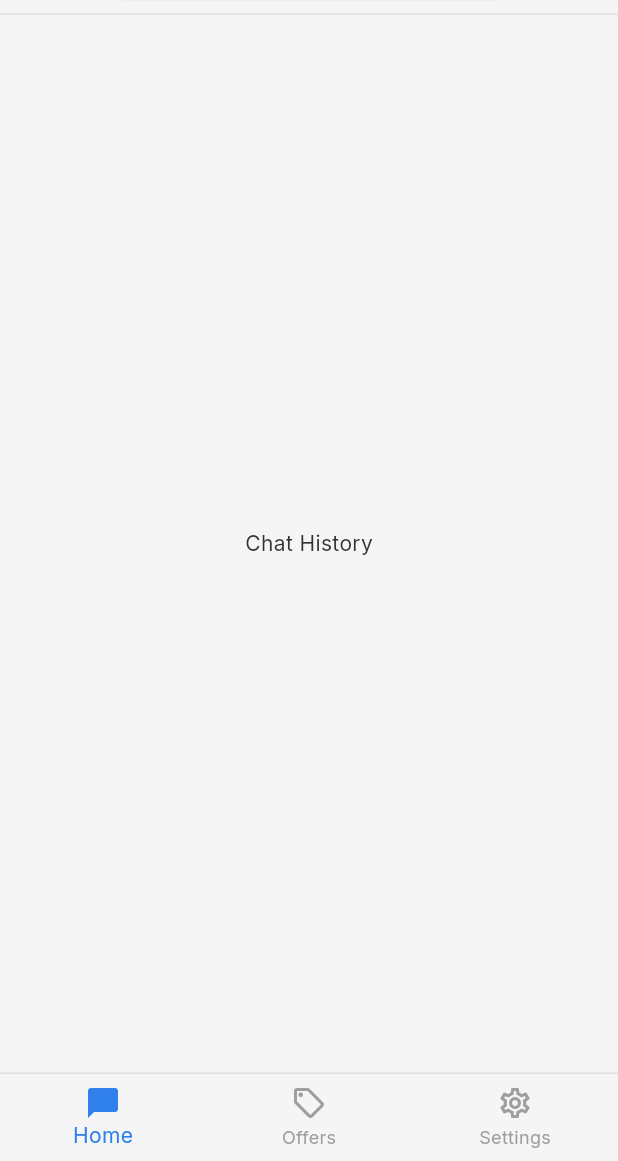
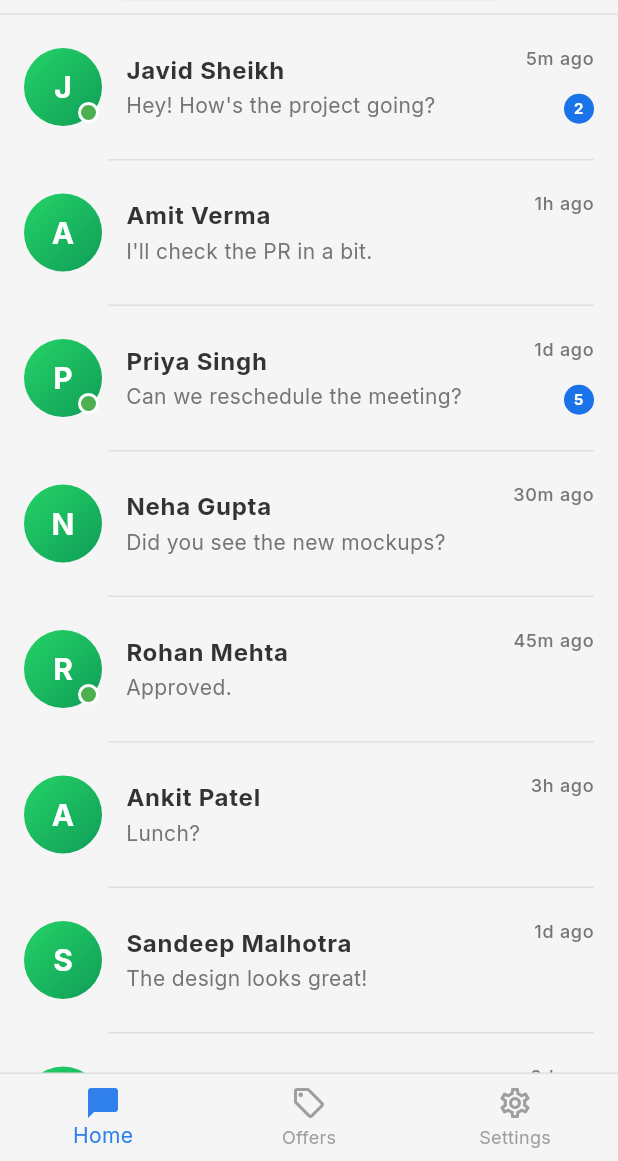
Before and after one commit to jav1dsheikh/mini_chat_app, a Flutter app: the screen it shows after launch, tab 2 chosen, on a phone screen of 412 x 824 dp, the part 75-1236 px from its top. Run offline on Flutter 3.47's test engine with Material 3 defaults, Android fonts, the phone set to English and light mode, and no system bars; our stand-ins replace google_fonts.

Commit message:
Introduce chat history tab, update user model and provider for chat history data, and refactor user list to use CustomScrollView.

```diff
--- a/lib/models/user.dart
+++ b/lib/models/user.dart
@@ -13,7 +13,14 @@ class User {
     required this.color,
     this.isOnline = false,
     this.lastSeen,
+    this.lastMessage,
+    this.lastMessageTime,
+    this.unreadCount = 0,
   });
+
+  final String? lastMessage;
+  final DateTime? lastMessageTime;
+  final int unreadCount;
 
   String get initials {
     if (name.isEmpty) return "";
--- a/lib/providers/chat_provider.dart
+++ b/lib/providers/chat_provider.dart
@@ -8,6 +8,9 @@ class ChatProvider extends ChangeNotifier {
       name: 'Javid Sheikh',
       color: Colors.blueAccent,
       isOnline: true,
+      lastMessage: "Hey! How's the project going?",
+      lastMessageTime: DateTime.now().subtract(const Duration(minutes: 5)),
+      unreadCount: 2,
     ),
     User(
       id: '2',
@@ -15,22 +18,43 @@ class ChatProvider extends ChangeNotifier {
       color: Colors.green,
       isOnline: false,
       lastSeen: '2 mins ago',
+      lastMessage: "I'll check the PR in a bit.",
+      lastMessageTime: DateTime.now().subtract(const Duration(hours: 1)),
     ),
-    User(id: '3', name: 'Priya Singh', color: Colors.purple, isOnline: true),
+    User(
+      id: '3',
+      name: 'Priya Singh',
+      color: Colors.purple,
+      isOnline: true,
+      lastMessage: "Can we reschedule the meeting?",
+      lastMessageTime: DateTime.now().subtract(const Duration(days: 1)),
+      unreadCount: 5,
+    ),
     User(
       id: '4',
       name: 'Neha Gupta',
       color: Colors.orange,
       isOnline: false,
       lastSeen: '10 mins ago',
+      lastMessage: "Did you see the new mockups?",
+      lastMessageTime: DateTime.now().subtract(const Duration(minutes: 30)),
     ),
-    User(id: '5', name: 'Rohan Mehta', color: Colors.redAccent, isOnline: true),
+    User(
+      id: '5',
+      name: 'Rohan Mehta',
+      color: Colors.redAccent,
+      isOnline: true,
+      lastMessage: "Approved.",
+      lastMessageTime: DateTime.now().subtract(const Duration(minutes: 45)),
+    ),
     User(
       id: '6',
       name: 'Ankit Patel',
       color: Colors.teal,
       isOnline: false,
       lastSeen: '1 hour ago',
+      lastMessage: "Lunch?",
+      lastMessageTime: DateTime.now().subtract(const Duration(hours: 3)),
     ),
     User(id: '7', name: 'Pooja Iyer', color: Colors.pink, isOnline: true),
     User(
@@ -39,6 +63,53 @@ class ChatProvider extends ChangeNotifier {
       color: Colors.indigo,
       isOnline: false,
       lastSeen: 'Yesterday',
+      lastMessage: "The design looks great!",
+      lastMessageTime: DateTime.now().subtract(
+        const Duration(days: 1, hours: 2),
+      ),
+    ),
+    User(
+      id: '9',
+      name: 'Michael Chen',
+      color: Colors.cyan,
+      isOnline: true,
+      lastMessage: "Let's deploy on Friday.",
+      lastMessageTime: DateTime.now().subtract(const Duration(days: 2)),
+    ),
+    User(
+      id: '10',
+      name: 'Sarah Connor',
+      color: Colors.deepOrange,
+      isOnline: false,
+      lastSeen: '3 days ago',
+      lastMessage: "I'll be back.",
+      lastMessageTime: DateTime.now().subtract(const Duration(days: 3)),
+      unreadCount: 1,
+    ),
+    User(
+      id: '11',
+      name: 'Bruce Wayne',
+      color: Colors.black87,
+      isOnline: true,
+      lastMessage: "I'm Batman.",
+      lastMessageTime: DateTime.now().subtract(const Duration(days: 5)),
+    ),
+    User(
+      id: '12',
+      name: 'Clark Kent',
+      color: Colors.blue,
+      isOnline: false,
+      lastSeen: '1 week ago',
+      lastMessage: "Up, up and away!",
+      lastMessageTime: DateTime.now().subtract(const Duration(days: 7)),
+    ),
+    User(
+      id: '13',
+      name: 'Diana Prince',
+      color: Colors.amber,
+      isOnline: true,
+      lastMessage: "Truth is power.",
+      lastMessageTime: DateTime.now().subtract(const Duration(days: 10)),
     ),
   ];
 
@@ -54,6 +125,9 @@ class ChatProvider extends ChangeNotifier {
   ];
 
   List<User> get users => _users;
+
+  List<User> get chatHistoryUsers =>
+      _users.where((user) => user.lastMessage != null).toList();
 
   User addRandomUser() {
     final name = _randomNames[DateTime.now().second % _randomNames.length];
--- a/lib/screens/home_screen.dart
+++ b/lib/screens/home_screen.dart
@@ -1,6 +1,7 @@
 import 'package:flutter/material.dart';
 import '../theme/app_theme.dart';
 import 'tabs/users_tab.dart';
+import 'tabs/chat_history_tab.dart';
 
 class HomeScreen extends StatefulWidget {
   const HomeScreen({super.key});
@@ -12,15 +13,27 @@ class HomeScreen extends StatefulWidget {
 class _HomeScreenState extends State<HomeScreen>
     with SingleTickerProviderStateMixin {
   late TabController _tabController;
+  bool _isFloating = true;
 
   @override
   void initState() {
     super.initState();
     _tabController = TabController(length: 2, vsync: this);
+    _tabController.addListener(_handleTabSelection);
+  }
+
+  void _handleTabSelection() {
+    final bool isUsersTab = _tabController.index == 0;
+    if (_isFloating != isUsersTab) {
+      setState(() {
+        _isFloating = isUsersTab;
+      });
+    }
   }
 
   @override
   void dispose() {
+    _tabController.removeListener(_handleTabSelection);
     _tabController.dispose();
     super.dispose();
   }
@@ -31,9 +44,12 @@ class _HomeScreenState extends State<HomeScreen>
       floatHeaderSlivers: true,
       headerSliverBuilder: (context, innerBoxIsScrolled) {
         return [
-          SliverAppBar(
-            floating: true,
-            snap: true,
+          SliverOverlapAbsorber(
+            handle: NestedScrollView.sliverOverlapAbsorberHandleFor(context),
+            sliver: SliverAppBar(
+              floating: _isFloating,
+              snap: _isFloating,
+              pinned: !_isFloating,
               toolbarHeight: 0,
               forceElevated: innerBoxIsScrolled,
               backgroundColor: AppColors.background,
@@ -52,7 +68,7 @@ class _HomeScreenState extends State<HomeScreen>
                       width: 280,
                       height: 40,
                       decoration: BoxDecoration(
-                      color: Colors.grey.shade200,
+                        color: AppColors.tabBarBackground,
                         borderRadius: BorderRadius.circular(20),
                       ),
                       padding: const EdgeInsets.all(4.0),
@@ -65,7 +81,7 @@ class _HomeScreenState extends State<HomeScreen>
                           borderRadius: BorderRadius.circular(20),
                           boxShadow: [
                             BoxShadow(
-                            color: const Color.fromRGBO(0, 0, 0, 0.05),
+                              color: AppColors.tabBarShadow,
                               blurRadius: 2,
                               offset: const Offset(0, 1),
                             ),
@@ -87,14 +103,12 @@ class _HomeScreenState extends State<HomeScreen>
                 ),
               ),
             ),
+          ),
         ];
       },
       body: TabBarView(
         controller: _tabController,
-        children: [
-          const UsersTab(),
-          const Center(child: Text("Chat History")),
-        ],
+        children: [const UsersTab(), const ChatHistoryTab()],
       ),
     );
   }
--- /dev/null
+++ b/lib/screens/tabs/chat_history_tab.dart
@@ -0,0 +1,198 @@
+import 'package:flutter/material.dart';
+import 'package:provider/provider.dart';
+import '../../providers/chat_provider.dart';
+import '../../theme/app_theme.dart';
+
+class ChatHistoryTab extends StatefulWidget {
+  const ChatHistoryTab({super.key});
+
+  @override
+  State<ChatHistoryTab> createState() => _ChatHistoryTabState();
+}
+
+class _ChatHistoryTabState extends State<ChatHistoryTab>
+    with AutomaticKeepAliveClientMixin {
+  final ScrollController _scrollController = ScrollController();
+
+  @override
+  bool get wantKeepAlive => true;
+
+  @override
+  void dispose() {
+    _scrollController.dispose();
+    super.dispose();
+  }
+
+  String _formatTime(DateTime? time) {
+    if (time == null) return "";
+    final now = DateTime.now();
+    final difference = now.difference(time);
+
+    if (difference.inDays > 0) {
+      return "${difference.inDays}d ago";
+    } else if (difference.inHours > 0) {
+      return "${difference.inHours}h ago";
+    } else if (difference.inMinutes > 0) {
+      return "${difference.inMinutes}m ago";
+    } else {
+      return "Just now";
+    }
+  }
+
+  @override
+  Widget build(BuildContext context) {
+    super.build(context);
+    return Consumer<ChatProvider>(
+      builder: (context, chatProvider, child) {
+        final historyUsers = chatProvider.chatHistoryUsers;
+
+        if (historyUsers.isEmpty) {
+          return const Center(
+            child: Text(
+              "No recent chats",
+              style: TextStyle(color: AppColors.textSecondary, fontSize: 16),
+            ),
+          );
+        }
+
+        return CustomScrollView(
+          controller: _scrollController,
+          key: const PageStorageKey('chat_history_list'),
+          slivers: [
+            SliverOverlapInjector(
+              handle: NestedScrollView.sliverOverlapAbsorberHandleFor(context),
+            ),
+            SliverList(
+              delegate: SliverChildBuilderDelegate((context, index) {
+                final user = historyUsers[index];
+                final isLast = index == historyUsers.length - 1;
+
+                return Column(
+                  children: [
+                    ListTile(
+                      contentPadding: const EdgeInsets.symmetric(
+                        horizontal: 16,
+                        vertical: 12,
+                      ),
+                      leading: Stack(
+                        children: [
+                          Container(
+                            width: 52,
+                            height: 52,
+                            decoration: const BoxDecoration(
+                              shape: BoxShape.circle,
+                              gradient: LinearGradient(
+                                colors: [
+                                  AppColors.chatAvatarGradientStart,
+                                  AppColors.chatAvatarGradientEnd,
+                                ],
+                                begin: Alignment.topLeft,
+                                end: Alignment.bottomRight,
+                              ),
+                            ),
+                            child: Center(
+                              child: Text(
+                                user.initials,
+                                style: const TextStyle(
+                                  color: AppColors.white,
+                                  fontWeight: FontWeight.bold,
+                                  fontSize: 20,
+                                ),
+                              ),
+                            ),
+                          ),
+                          if (user.isOnline)
+                            Positioned(
+                              right: 2,
+                              bottom: 2,
+                              child: Container(
+                                width: 14,
+                                height: 14,
+                                decoration: BoxDecoration(
+                                  color: AppColors.onlineIndicator,
+                                  shape: BoxShape.circle,
+                                  border: Border.all(
+                                    color: AppColors.white,
+                                    width: 2,
+                                  ),
+                                ),
+                              ),
+                            ),
+                        ],
+                      ),
+                      title: Text(
+                        user.name,
+                        style: const TextStyle(
+                          fontWeight: FontWeight.bold,
+                          fontSize: 16,
+                          color: AppColors.textMain,
+                        ),
+                      ),
+                      subtitle: Padding(
+                        padding: const EdgeInsets.only(top: 4),
+                        child: Text(
+                          user.lastMessage ?? "",
+                          maxLines: 1,
+                          overflow: TextOverflow.ellipsis,
+                          style: const TextStyle(
+                            color: AppColors.textSecondary,
+                            fontSize: 14,
+                            height: 1.2,
+                          ),
+                        ),
+                      ),
+                      trailing: Column(
+                        mainAxisAlignment: MainAxisAlignment.spaceBetween,
+                        crossAxisAlignment: CrossAxisAlignment.end,
+                        children: [
+                          Text(
+                            _formatTime(user.lastMessageTime),
+                            style: const TextStyle(
+                              color: AppColors.textSecondary,
+                              fontSize: 12,
+                              fontWeight: FontWeight.w500,
+                            ),
+                          ),
+                          if (user.unreadCount > 0)
+                            Container(
+                              padding: const EdgeInsets.all(6),
+                              decoration: const BoxDecoration(
+                                color: AppColors.unreadBadge,
+                                shape: BoxShape.circle,
+                              ),
+                              constraints: const BoxConstraints(
+                                minWidth: 20,
+                                minHeight: 20,
+                              ),
+                              child: Text(
+                                user.unreadCount.toString(),
+                                textAlign: TextAlign.center,
+                                style: const TextStyle(
+                                  color: AppColors.white,
+                                  fontSize: 10,
+                                  fontWeight: FontWeight.bold,
+                                ),
+                              ),
+                            ),
+                        ],
+                      ),
+                      onTap: () {},
+                    ),
+                    if (!isLast)
+                      const Divider(
+                        height: 1,
+                        indent: 72,
+                        endIndent: 16,
+                        color: AppColors.border,
+                      ),
+                  ],
+                );
+              }, childCount: historyUsers.length),
+            ),
+            const SliverPadding(padding: EdgeInsets.only(bottom: 80)),
+          ],
+        );
+      },
+    );
+  }
+}
--- a/lib/screens/tabs/users_tab.dart
+++ b/lib/screens/tabs/users_tab.dart
@@ -60,10 +60,16 @@ class _UsersTabState extends State<UsersTab>
       body: Consumer<ChatProvider>(
         builder: (context, chatProvider, child) {
           final users = chatProvider.users;
-          return ListView.builder(
-            padding: const EdgeInsets.only(top: 8, bottom: 80),
-            itemCount: users.length,
-            itemBuilder: (context, index) {
+          return CustomScrollView(
+            key: const PageStorageKey('users_list'),
+            slivers: [
+              SliverOverlapInjector(
+                handle: NestedScrollView.sliverOverlapAbsorberHandleFor(
+                  context,
+                ),
+              ),
+              SliverList(
+                delegate: SliverChildBuilderDelegate((context, index) {
                   final user = users[index];
                   return ListTile(
                     contentPadding: const EdgeInsets.symmetric(
@@ -105,7 +111,7 @@ class _UsersTabState extends State<UsersTab>
                               width: 12,
                               height: 12,
                               decoration: BoxDecoration(
-                            color: Colors.green,
+                                color: AppColors.onlineIndicator,
                                 shape: BoxShape.circle,
                                 border: Border.all(
                                   color: AppColors.white,
@@ -136,7 +142,10 @@ class _UsersTabState extends State<UsersTab>
                     ),
                     onTap: () {},
                   );
-            },
+                }, childCount: users.length),
+              ),
+              const SliverPadding(padding: EdgeInsets.only(bottom: 80)),
+            ],
           );
         },
       ),
--- a/lib/theme/app_theme.dart
+++ b/lib/theme/app_theme.dart
@@ -16,6 +16,15 @@ class AppColors {
 
   static const Color avatarGradientStart = Color(0xFF5B7FFF);
   static const Color avatarGradientEnd = Color(0xFF9F5BFF);
+
+  static const Color onlineIndicator = Color(0xFF4CAF50); // Colors.green
+  static const Color chatAvatarGradientStart = Color(0xFF25D366);
+  static const Color chatAvatarGradientEnd = Color(0xFF0F9D58);
+  static const Color unreadBadge = Color(0xFF1A73E8);
+  static const Color tabBarShadow = Color.fromRGBO(0, 0, 0, 0.05);
+  static const Color tabBarBackground = Color(
+    0xFFEEEEEE,
+  ); // Colors.grey.shade200
 }
 
 class AppTheme {
```
Lines whose indentation alone changed are shown as unchanged.
